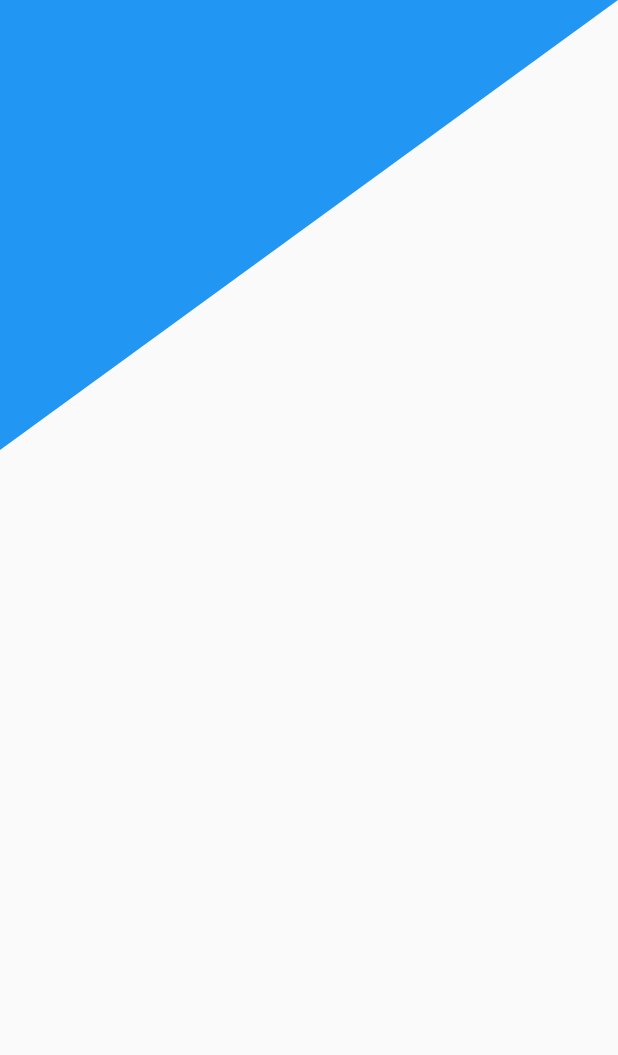
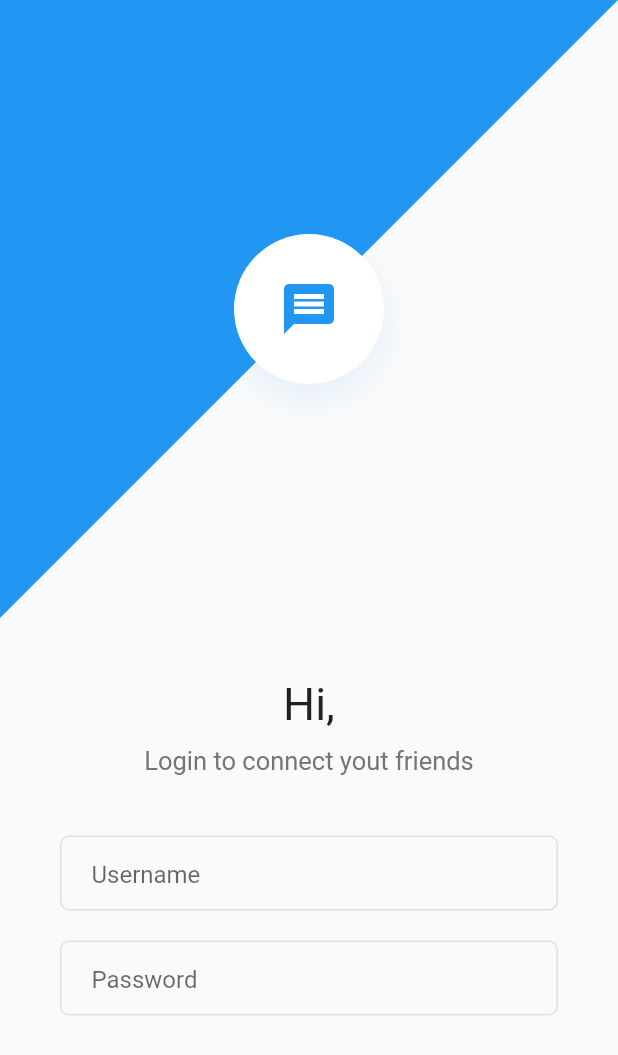
Before and after one commit to ctrleffive/messenger, a Flutter app: the screen it shows after launch, on a phone screen of 412 x 824 dp. Shown: the top 1055 px of the screen. Run offline on Flutter 3.47's test engine with Material 2 defaults, Android fonts, the phone set to English and light mode, and no system bars.

Commit message:
color change, input text mod

```diff
--- a/lib/src/views/login.dart
+++ b/lib/src/views/login.dart
@@ -1,19 +1,80 @@
 import 'package:flutter/material.dart';
+import 'package:messenger/src/views/paritals/input_text.dart';
 
 class Login extends StatelessWidget {
   @override
   Widget build(BuildContext context) {
     return Scaffold(
-      body: Stack(
+      body: SingleChildScrollView(
+        child: Column(
+          mainAxisAlignment: MainAxisAlignment.spaceBetween,
+          children: <Widget>[
+            Stack(
+              alignment: Alignment.center,
               children: <Widget>[
                 ClipPath(
                   child: Container(
-              height: 300,
+                    height: MediaQuery.of(context).size.height / 2,
                     color: Theme.of(context).primaryColor,
                   ),
                   clipper: _WelcomeBg(),
                 ),
+                Container(
+                  width: 100,
+                  height: 100,
+                  decoration: BoxDecoration(
+                    shape: BoxShape.circle,
+                    color: Colors.white,
+                    boxShadow: [
+                      BoxShadow(
+                        blurRadius: 20,
+                        color: Theme.of(context).primaryColor.withOpacity(0.1),
+                        offset: Offset(0, 10),
+                      ),
                     ],
+                  ),
+                  child: Icon(
+                    Icons.message,
+                    size: 40,
+                    color: Theme.of(context).primaryColor,
+                  ),
+                ),
+              ],
+            ),
+            Padding(
+              padding: EdgeInsets.all(40),
+              child: Column(
+                mainAxisAlignment: MainAxisAlignment.center,
+                crossAxisAlignment: CrossAxisAlignment.center,
+                children: <Widget>[
+                  Text(
+                    'Hi,',
+                    style: TextStyle(
+                      fontSize: 30,
+                      fontWeight: FontWeight.w400,
+                    ),
+                  ),
+                  SizedBox(height: 10),
+                  Text(
+                    'Login to connect yout friends',
+                    style: TextStyle(
+                      color: Colors.grey.shade600,
+                      fontSize: 17,
+                      fontWeight: FontWeight.w400,
+                    ),
+                  ),
+                  SizedBox(height: 40),
+                  InputText(
+                    hint: 'Username',
+                  ),
+                  InputText(
+                    hint: 'Password',
+                  ),
+                ],
+              ),
+            ),
+          ],
+        ),
       ),
     );
   }
@@ -31,6 +92,6 @@ class _WelcomeBg extends CustomClipper<Path> {
 
   @override
   bool shouldReclip(CustomClipper<Path> oldClipper) {
-    return null;
+    return false;
   }
 }
--- /dev/null
+++ b/lib/src/views/paritals/input_text.dart
@@ -0,0 +1,31 @@
+import 'package:flutter/material.dart';
+
+class InputText extends StatelessWidget {
+  final String hint;
+
+  InputText({
+    this.hint,
+  });
+
+  @override
+  Widget build(BuildContext context) {
+    return Container(
+      margin: EdgeInsets.only(bottom: 20),
+      decoration: BoxDecoration(
+        border: Border.all(
+          color: Colors.grey.shade300,
+          style: BorderStyle.solid,
+          width: 1,
+        ),
+        borderRadius: BorderRadius.circular(6)
+      ),
+      child: TextFormField(
+        decoration: InputDecoration(
+          hintText: this.hint,
+          border: InputBorder.none,
+          contentPadding: EdgeInsets.fromLTRB(20, 15, 20, 13)
+        ),
+      ),
+    );
+  }
+}
```
Lines whose indentation alone changed are shown as unchanged.
